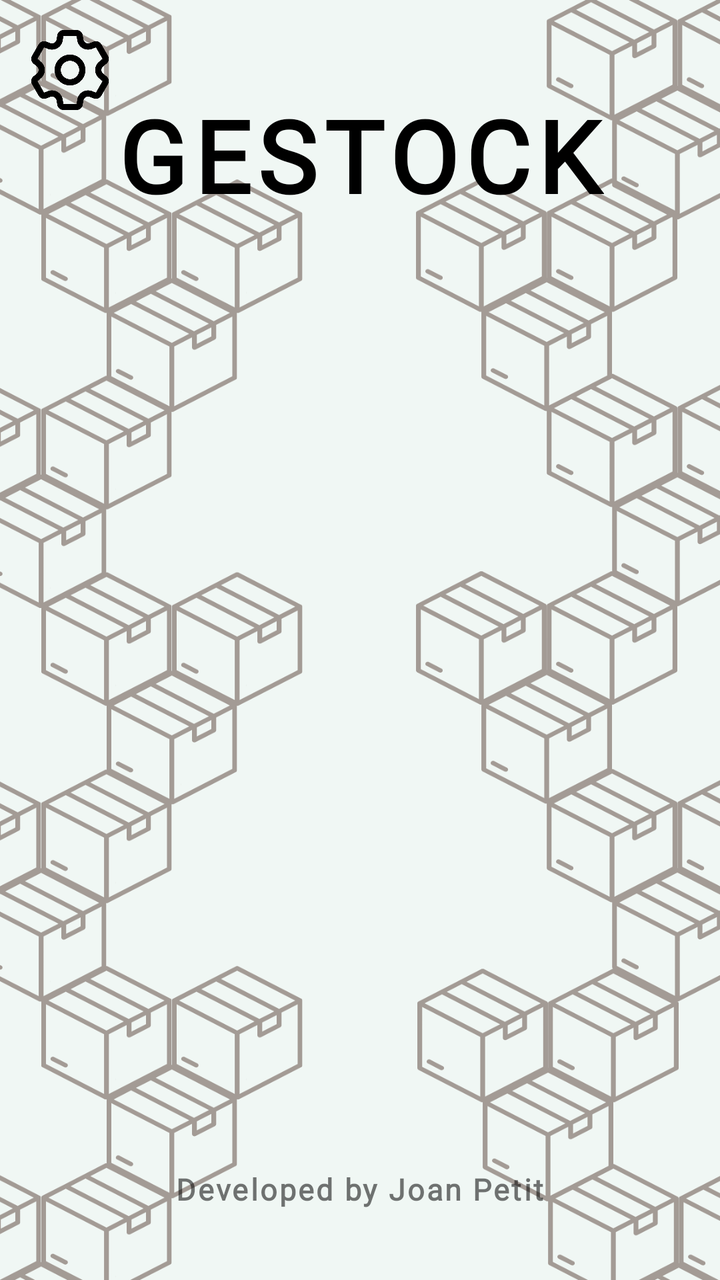
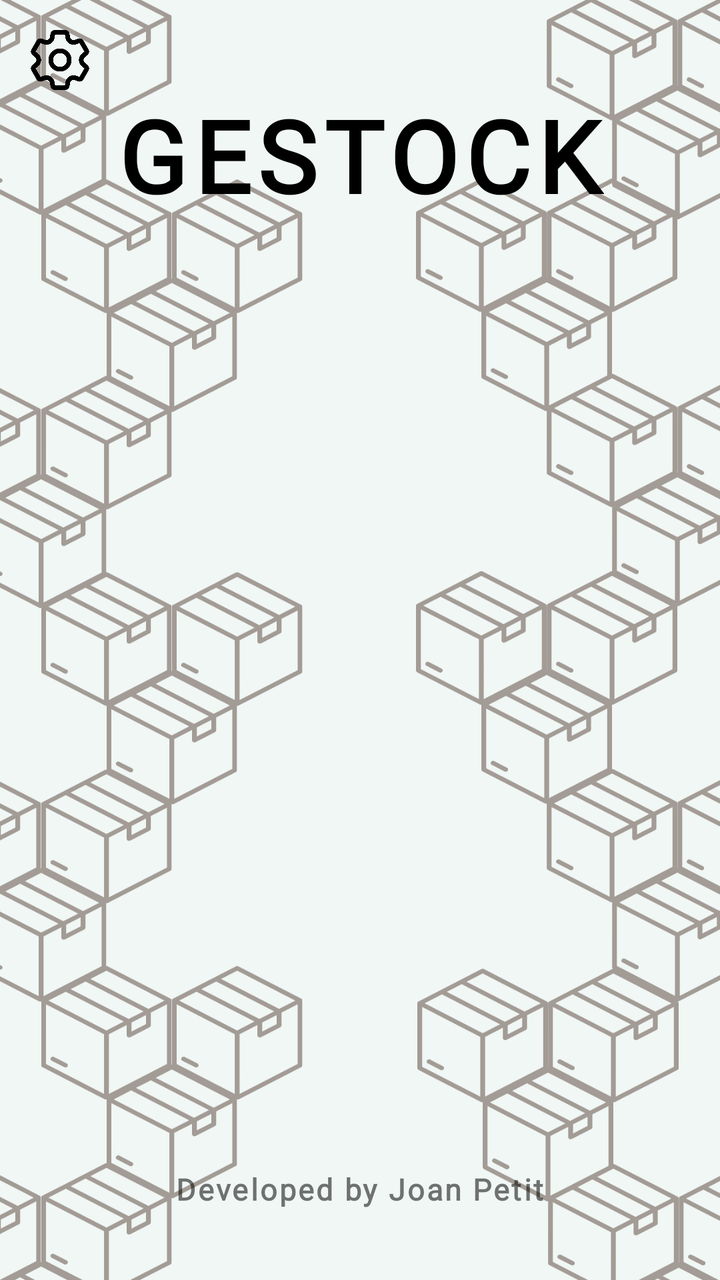

Compare the two renders of this Android layout. The source of the first and the diff that turns it into the second are given below.
<!-- AndroidManifest.xml: application theme Theme.Gestock -->
<!-- res/layout/log_in.xml -->
<?xml version="1.0" encoding="utf-8"?>
<androidx.constraintlayout.widget.ConstraintLayout xmlns:android="http://schemas.android.com/apk/res/android"
    android:layout_width="match_parent"
    android:layout_height="match_parent"
    xmlns:app="http://schemas.android.com/apk/res-auto"
    android:background="@drawable/login_background">

    <androidx.appcompat.widget.AppCompatButton
        android:id="@+id/boton_opciones_login"
        android:background="@drawable/settings"
        android:layout_width="40dp"
        android:layout_height="40dp"
        android:layout_margin="15dp"
        app:layout_constraintStart_toStartOf="parent"
        app:layout_constraintTop_toTopOf="parent"/>

    <LinearLayout
        android:layout_width="match_parent"
        android:layout_height="match_parent"
        android:orientation="vertical"
        android:gravity="center_horizontal"

        app:layout_constraintTop_toTopOf="parent"
        app:layout_constraintStart_toStartOf="parent"
        app:layout_constraintEnd_toEndOf="parent"
        app:layout_constraintBottom_toBottomOf="parent">

        <TextView
            android:id="@+id/textView"
            android:layout_width="wrap_content"
            android:layout_height="wrap_content"

            android:layout_marginTop="44dp"

            android:text="@string/app_name"
            android:textSize="50sp"
            android:textStyle="bold"
            android:textColor="@color/black"
            android:textAllCaps="true"
            android:fontFamily="@font/abhaya_libre"
            android:letterSpacing="0.07"/>

        <LinearLayout
            android:id="@+id/linearLayout"
            android:layout_width="match_parent"
            android:layout_height="0dp"
            android:layout_margin="10dp"
            android:layout_weight="1">

            <androidx.recyclerview.widget.RecyclerView
                android:id="@+id/mostrar_almacenes"
                android:layout_width="match_parent"
                android:layout_height="match_parent"/>
        </LinearLayout>

        <TextView
            android:textSize="15sp"
            android:textStyle="bold"
            android:layout_width="wrap_content"
            android:layout_height="wrap_content"
            android:layout_margin="5dp"
            android:text="@string/DEVELOPED"
            android:fontFamily="@font/abhaya_libre"
            android:letterSpacing="0.07"/>

        <TextView
            android:textSize="15sp"
            android:textStyle="bold"
            android:id="@+id/textview_version"
            android:layout_width="wrap_content"
            android:layout_height="wrap_content"
            android:layout_margin="5dp"
            android:fontFamily="@font/abhaya_libre"
            android:letterSpacing="0.07" />

    </LinearLayout>


</androidx.constraintlayout.widget.ConstraintLayout>
<!-- resources referenced by this layout -->
<resources>
  <color name="black">#ff000000</color>
  <!-- drawable login_background: png bitmap (drawable, 297539 bytes) -->
  <!-- drawable settings: png bitmap (drawable, 19182 bytes) -->
  <string name="DEVELOPED">Developed by Joan Petit</string>
  <string name="app_name">Gestock</string>
  <style name="Theme.Gestock" parent="Theme.MaterialComponents.DayNight.NoActionBar.Bridge">
          <item name="colorOnPrimary">@color/white</item>
          <item name="colorOnSecondary">@color/black</item>
          <item name="colorPrimary">@color/black_34</item>
          <item name="colorPrimaryVariant">@color/purple_700</item>
          <item name="colorSecondary">@color/teal_200</item>
          <item name="colorSecondaryVariant">@color/teal_700</item>
      </style>
  <color name="white">#ffffffff</color>
  <color name="black_34">#57090909</color>
  <color name="purple_700">#ff3700b3</color>
  <color name="teal_200">#ff03dac5</color>
  <color name="teal_700">#ff018786</color>
</resources>

<!-- the commit's change to res/layout/log_in.xml (unified diff, before → after) -->
@@ -8,8 +8,8 @@
     <androidx.appcompat.widget.AppCompatButton
         android:id="@+id/boton_opciones_login"
         android:background="@drawable/settings"
-        android:layout_width="40dp"
-        android:layout_height="40dp"
+        android:layout_width="30dp"
+        android:layout_height="30dp"
         android:layout_margin="15dp"
         app:layout_constraintStart_toStartOf="parent"
         app:layout_constraintTop_toTopOf="parent"/>
